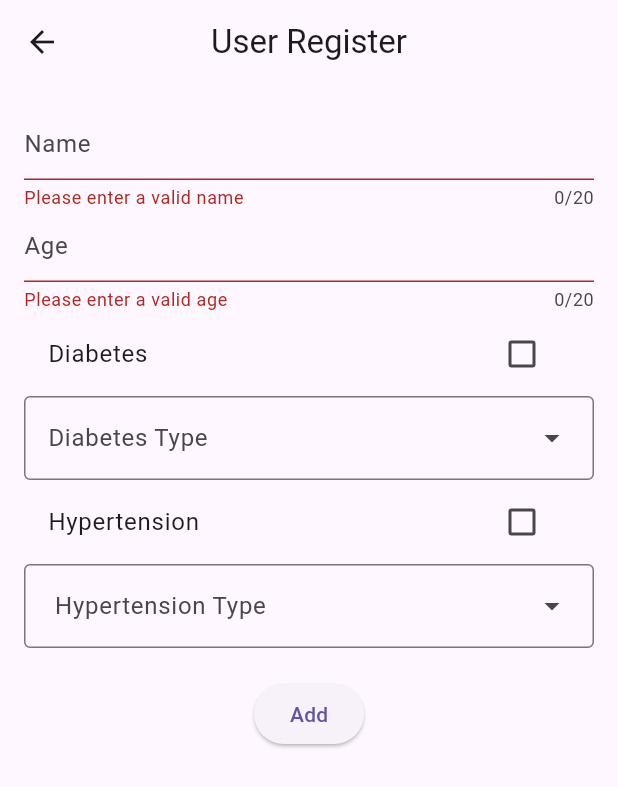
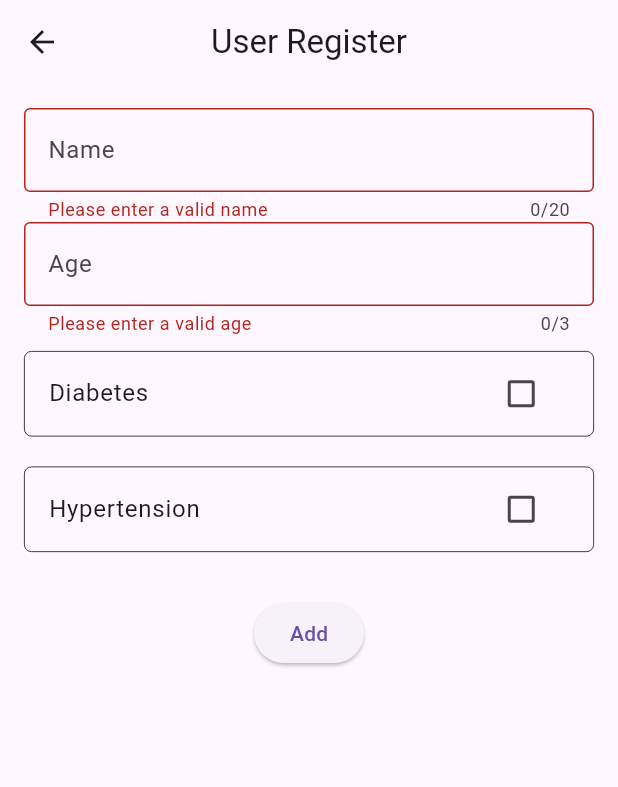
Before and after one commit to nehemiasmunoz/Decoder-F, a Flutter app: the UserRegisterScreen screen opened by its route, after a tap on "Add", on a phone screen of 412 x 824 dp. Shown: the top 787 px of the screen. Run offline on Flutter 3.47's test engine with Material 3 defaults, Android fonts, the phone set to English and light mode, and no system bars; our stand-ins replace sqflite; accounts and stored records are empty.

Commit message:
Add: add user to db function Upd: Components appearance and dropdown visibility

```diff
--- a/lib/src/presentation/ui/screens/register/user_register_screen.dart
+++ b/lib/src/presentation/ui/screens/register/user_register_screen.dart
@@ -1,4 +1,5 @@
 import 'package:decoder/src/data/provider/user/form/user_form.dart';
+import 'package:decoder/src/data/provider/user/user_database_provider.dart';
 import 'package:decoder/src/domain/models/enums/enums.dart';
 import 'package:flutter/material.dart';
 import 'package:provider/provider.dart';
@@ -9,6 +10,8 @@ class UserRegisterScreen extends StatelessWidget {
   @override
   Widget build(BuildContext context) {
     final UserForm form = Provider.of<UserForm>(context);
+    final UserDatabaseProvider userDb =
+        Provider.of<UserDatabaseProvider>(context);
     return Scaffold(
       appBar: AppBar(
         title: const Text("User Register"),
@@ -26,10 +29,12 @@ class UserRegisterScreen extends StatelessWidget {
                 CustomTextField(
                   keyboard: TextInputType.name,
                   onChanged: (val) => form.newUser.name = val,
-                  placeholder: 'Name',
+                  placeholder: "Name",
+                  maxLength: 20,
                   validator: (val) => form.validateName(val),
                 ),
                 CustomTextField(
+                  maxLength: 3,
                   keyboard: TextInputType.number,
                   placeholder: "Age",
                   onChanged: (val) => form.newUser.age = int.parse(val),
@@ -42,7 +47,9 @@ class UserRegisterScreen extends StatelessWidget {
                       Provider.of<UserForm>(context, listen: false)
                           .toggleDiabetes(),
                 ),
-                DropdownMenu(
+                Visibility(
+                  visible: form.newUser.hasDiabetes,
+                  child: DropdownMenu(
                     expandedInsets: EdgeInsets.zero,
                     hintText: form.newUser.diabetesType.toString(),
                     onSelected: (value) => form.newUser.diabetesType =
@@ -52,13 +59,16 @@ class UserRegisterScreen extends StatelessWidget {
                       return DropdownMenuEntry(value: e.name, label: e.type);
                     }).toList(),
                   ),
+                ),
                 CustomCheckbox(
                     title: "Hypertension",
                     isChecked: form.newUser.hasHypertension,
                     onChanged: (val) =>
                         Provider.of<UserForm>(context, listen: false)
                             .toggleHypertension()),
-                DropdownMenu(
+                Visibility(
+                  visible: form.newUser.hasHypertension,
+                  child: DropdownMenu(
                     expandedInsets: EdgeInsets.zero,
                     hintText: form.newUser.hypertensionType.toString(),
                     onSelected: (value) => form.newUser.hypertensionType =
@@ -68,12 +78,15 @@ class UserRegisterScreen extends StatelessWidget {
                       return DropdownMenuEntry(value: e.name, label: e.type);
                     }).toList(),
                   ),
+                ),
                 const SizedBox(
                   height: 20,
                 ),
                 ElevatedButton(
                   onPressed: () {
-                    form.validateForm();
+                    if (!form.validateForm()) return;
+                    userDb.addUserToDb(form.getUserData());
+                    Navigator.pop(context);
                   },
                   child: const Text("Add"),
                 )
@@ -99,11 +112,17 @@ class CustomCheckbox extends StatelessWidget {
   final Function onChanged;
   @override
   Widget build(BuildContext context) {
-    return ListTile(
+    return Container(
+      margin: const EdgeInsets.symmetric(vertical: 10),
+      decoration: BoxDecoration(
+          border: Border.all(width: .5),
+          borderRadius: BorderRadius.circular(5)),
+      child: ListTile(
         title: Text(title),
         trailing: Checkbox(
           value: isChecked,
           onChanged: (val) => onChanged(val),
+        ),
       ),
     );
   }
@@ -116,8 +135,10 @@ class CustomTextField extends StatelessWidget {
     required this.onChanged,
     required this.placeholder,
     required this.validator,
+    required this.maxLength,
   });
   final TextInputType keyboard;
+  final int maxLength;
   final Function onChanged;
   final Function validator;
   final String placeholder;
@@ -126,10 +147,11 @@ class CustomTextField extends StatelessWidget {
   Widget build(BuildContext context) {
     return TextFormField(
       keyboardType: keyboard,
-      decoration: InputDecoration(hintText: placeholder),
+      decoration: InputDecoration(
+          hintText: placeholder, border: const OutlineInputBorder()),
       maxLines: 1,
       onChanged: (value) => onChanged(value),
-      maxLength: 20,
+      maxLength: maxLength,
       validator: (val) => validator(val),
     );
   }
```
Lines whose indentation alone changed are shown as unchanged.
